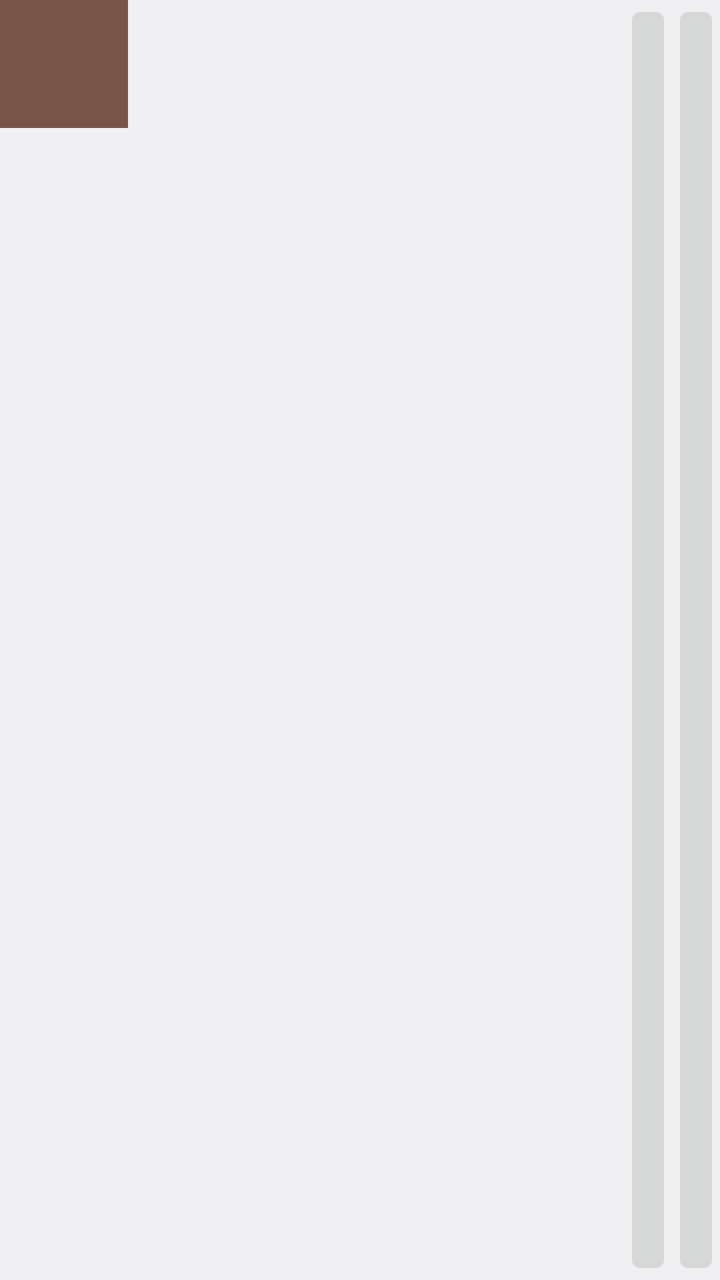
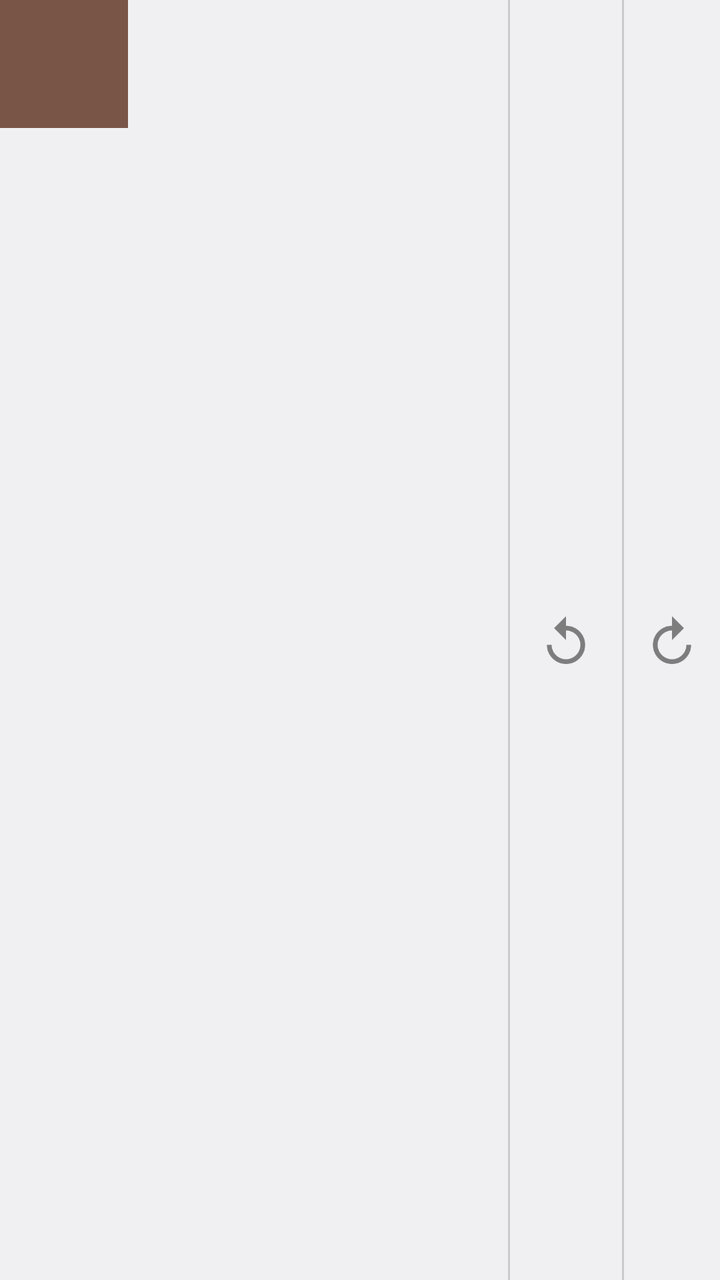

The first picture is an Android layout as it rendered before a commit; the second is the same layout after the commit. The layout source and the unified diff follow.
<!-- AndroidManifest.xml: application theme Theme -->
<!-- res/layout/notification.xml -->
<?xml version="1.0" encoding="utf-8"?>
<LinearLayout xmlns:android="http://schemas.android.com/apk/res/android"
             android:layout_width="match_parent"
             android:layout_height="64dp"
              android:orientation="horizontal"
    >
    <ImageView
        android:id="@+id/notification_icon"
        android:scaleType="fitCenter"
        android:background="@color/primary_500"
        android:layout_width="64dp"
        android:layout_height="64dp"
        android:layout_weight="0"/>
    <LinearLayout
        android:id="@+id/notification_main_column"
        android:layout_width="match_parent"
        android:layout_height="match_parent"
        android:layout_gravity="top"
        android:orientation="vertical"
        android:layout_weight="1"
        >
        <TextView
            android:id="@+id/notification_title"
            android:layout_width="wrap_content"
            android:layout_height="wrap_content" />
        <TextView
            android:id="@+id/notification_text"
            android:layout_width="wrap_content"
            android:layout_height="wrap_content" />
    </LinearLayout>
    <ImageButton
        android:id="@+id/rotate_left_button"
        android:scaleType="fitCenter"
        android:layout_width="wrap_content"
        android:layout_height="match_parent"
        android:layout_weight="0"/>
    <ImageButton
        android:id="@+id/rotate_right_button"
        android:scaleType="fitCenter"
        android:layout_width="wrap_content"
        android:layout_height="match_parent"
        android:layout_weight="0"/>
</LinearLayout>
<!-- resources referenced by this layout -->
<resources>
  <color name="primary_500">#795548</color>
  <style name="Theme" parent="@android:style/Theme.DeviceDefault.Light.DarkActionBar">
  		<item name="android:actionBarStyle">@style/Theme.ActionBar</item>
  	</style>
  <style name="Theme.ActionBar" parent="android:Widget.DeviceDefault.Light.ActionBar.Solid">
  		<item name="android:titleTextStyle">@style/Theme.ActionBar.TitleTextStyle</item>
  		<item name="android:background">@color/primary_500</item>
  	</style>
  <style name="Theme.ActionBar.TitleTextStyle" parent="android:TextAppearance.DeviceDefault.Widget.ActionBar.Title">
  		<item name="android:textColor">@android:color/white</item>
  	</style>
</resources>

<!-- the commit's change to res/layout/notification.xml (unified diff, before → after) -->
@@ -1,12 +1,12 @@
 <?xml version="1.0" encoding="utf-8"?>
 <LinearLayout xmlns:android="http://schemas.android.com/apk/res/android"
-             android:layout_width="match_parent"
-             android:layout_height="64dp"
+              android:layout_width="match_parent"
+              android:layout_height="64dp"
               android:orientation="horizontal"
     >
     <ImageView
         android:id="@+id/notification_icon"
-        android:scaleType="fitCenter"
+        android:scaleType="center"
         android:background="@color/primary_500"
         android:layout_width="64dp"
         android:layout_height="64dp"
@@ -28,16 +28,38 @@
             android:layout_width="wrap_content"
             android:layout_height="wrap_content" />
     </LinearLayout>
+
+    <ImageView
+        android:layout_width="1dp"
+        android:layout_height="match_parent"
+        android:background="#29000000" />
+
     <ImageButton
+        style="@android:style/Widget.DeviceDefault.Button.Borderless.Small"
         android:id="@+id/rotate_left_button"
-        android:scaleType="fitCenter"
+        android:scaleType="center"
         android:layout_width="wrap_content"
         android:layout_height="match_parent"
-        android:layout_weight="0"/>
+        android:layout_weight="0"
+        android:layout_margin="0dp"
+        android:drawablePadding="8dp"
+        android:src="@drawable/ic_action_ic_rotate_left"/>
+
+    <ImageView
+        android:layout_width="1dp"
+        android:layout_height="match_parent"
+        android:background="#29000000" />
+
     <ImageButton
+        style="@android:style/Widget.DeviceDefault.Button.Borderless.Small"
         android:id="@+id/rotate_right_button"
-        android:scaleType="fitCenter"
+        android:background="@android:color/transparent"
+        android:scaleType="center"
         android:layout_width="wrap_content"
         android:layout_height="match_parent"
-        android:layout_weight="0"/>
+        android:layout_weight="0"
+        android:layout_margin="0dp"
+        android:drawablePadding="8dp"
+        android:src="@drawable/ic_action_ic_rotate_right"/>
+
 </LinearLayout>
<!-- resource entries referenced after the edit -->
@@ -1,6 +1,8 @@
 <!-- resources referenced by this layout -->
 <resources>
   <color name="primary_500">#795548</color>
+  <!-- drawable ic_action_ic_rotate_left: png bitmap (drawable-hdpi, 1247 bytes) -->
+  <!-- drawable ic_action_ic_rotate_right: png bitmap (drawable-hdpi, 1260 bytes) -->
   <style name="Theme" parent="@android:style/Theme.DeviceDefault.Light.DarkActionBar">
   		<item name="android:actionBarStyle">@style/Theme.ActionBar</item>
   	</style>
